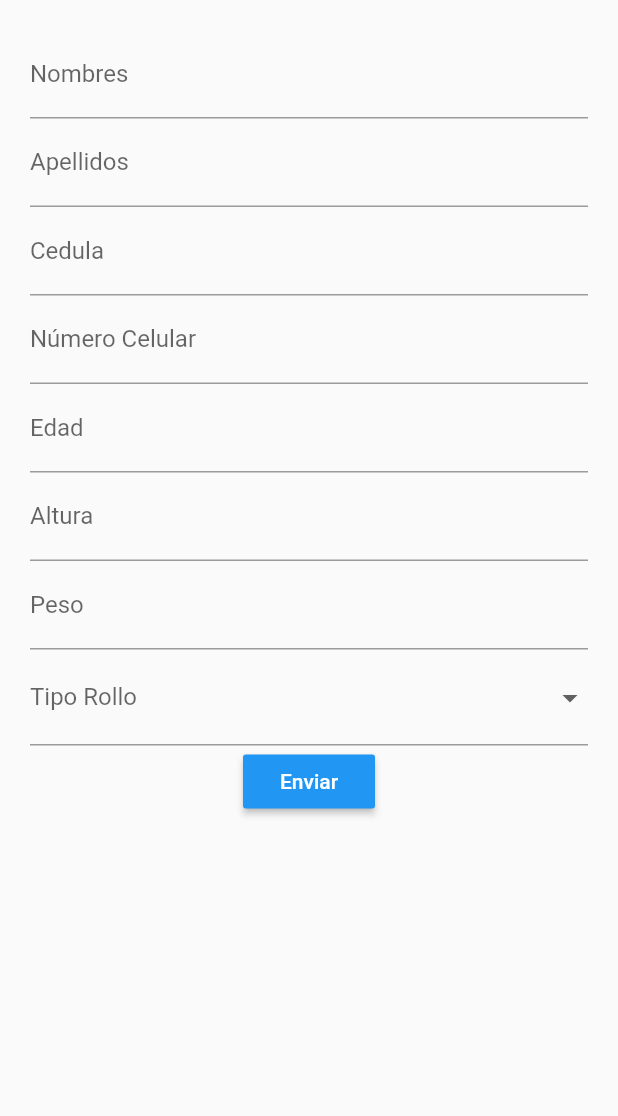
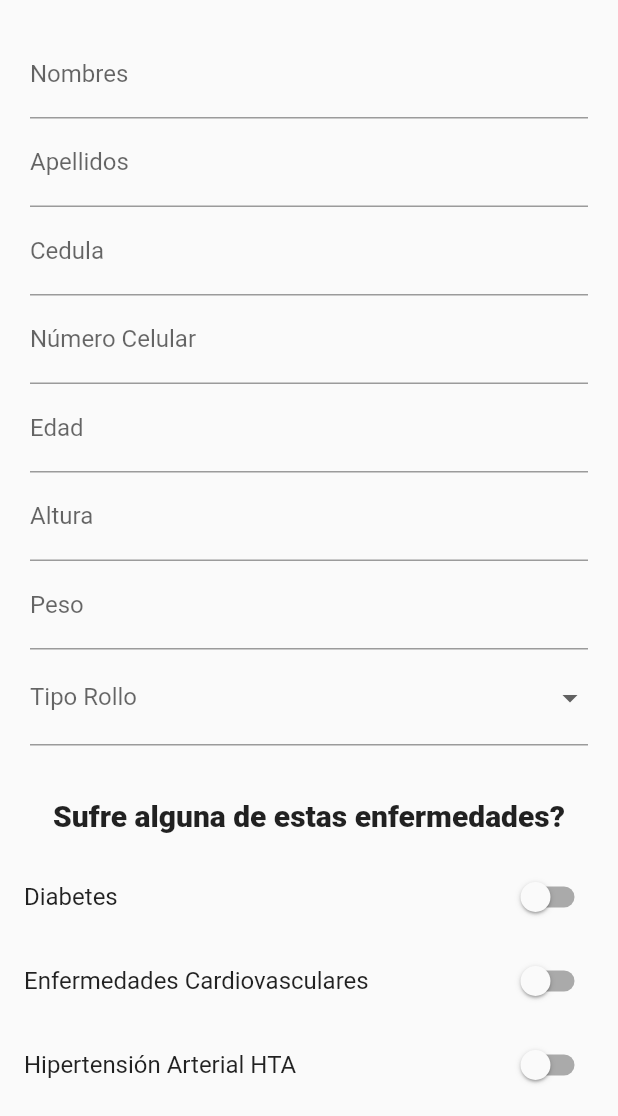
Before and after one commit to Chimbi/reactivate, a Flutter app: the PaginaInicio screen opened by its route, after a tap on "Datos del trabajador", on a phone screen of 412 x 824 dp, the part 120-1236 px from its top. Run offline on Flutter 3.47's test engine with Material 2 defaults, Android fonts, the phone set to English and light mode, and no system bars; our stand-ins replace cloud_firestore, firebase_auth, flutter_swiper, shared_preferences; accounts and stored records are empty.

Commit message:
Slivers Working with SwitchListTile

```diff
--- a/lib/models/empleado.dart
+++ b/lib/models/empleado.dart
@@ -50,7 +50,7 @@ class MorbilidadEmpleado {
   String enfermedad;
   bool diagnostico;
 
-  MorbilidadEmpleado(this.enfermedad, this.diagnostico);
+  MorbilidadEmpleado({this.enfermedad, this.diagnostico});
 
   toJson() {
     return {
--- a/lib/registro_empleado.dart
+++ b/lib/registro_empleado.dart
@@ -8,7 +8,7 @@ class RegistroEmpleado extends StatefulWidget {
 }
 
 class _RegistroEmpleadoState extends State<RegistroEmpleado> {
-  Empleado empleado = Empleado();
+  Empleado empleado = Empleado(morbilidadEmpleado: [MorbilidadEmpleado()]);
   String fuma;
 
   TextEditingController pesoController = TextEditingController();
@@ -23,6 +23,27 @@ class _RegistroEmpleadoState extends State<RegistroEmpleado> {
     "Si",
     "No"
   ];
+
+  List<String> enfermedadesList = [
+    "Diabetes",
+    "Enfermedades Cardiovasculares",
+    "Hipertensión Arterial HTA",
+    "Accidente Cardiovascular ACV",
+    "Enfermedades Inmunosupresoras",
+    "Enfermedades Respiratorias",
+  ];
+
+  List<String> transporteList = [
+    "Bicicleta",
+    "Automovil",
+    "Moto",
+    "Transporte público",
+    "Taxi",
+    "Transporte de la empresa",
+    "A pie"
+  ];
+
+
 
 
   final GlobalKey<FormState> formKey = GlobalKey();
@@ -140,18 +161,39 @@ class _RegistroEmpleadoState extends State<RegistroEmpleado> {
                         );
                       }).toList(),
                     ),
-                    Center(
-                      child: RaisedButton(
-                        color: Colors.blue,
-                        onPressed: handleSubmit,
-                        child: Text("Enviar",style: TextStyle(color: Colors.white),),
-                      ),
-                    )
                   ],
                 ),
               ),
             ),
           ),
+          SliverPadding(
+            padding: const EdgeInsets.all(15.0),
+            sliver: SliverToBoxAdapter(
+              child: Center(child: Text("Sufre alguna de estas enfermedades?",style: TextStyle(fontSize: 20, fontWeight: FontWeight.w800),)),
+            ),
+          ),
+          SliverList(
+            delegate: SliverChildBuilderDelegate((context, index) => _buildList(context, enfermedadesList[index], index),
+            childCount: enfermedadesList.length),),
+          SliverPadding(
+            padding: const EdgeInsets.all(15.0),
+            sliver: SliverToBoxAdapter(
+              child: Center(child: Text("Como se moviliza al trabajo?",style: TextStyle(fontSize: 20, fontWeight: FontWeight.w800),)),
+            ),
+          ),
+          SliverPadding(
+            padding: const EdgeInsets.all(8.0),
+            sliver: SliverToBoxAdapter(
+              child: Center(
+                child: RaisedButton(
+                  color: Colors.blue,
+                  onPressed: handleSubmit,
+                  child: Text("Enviar",style: TextStyle(color: Colors.white),),
+                ),
+              ),
+            ),
+          )
+
         ],
       ),
     );
@@ -173,6 +215,26 @@ class _RegistroEmpleadoState extends State<RegistroEmpleado> {
       });
     }
   }
+
+  Widget _buildList(BuildContext context, String enfermedad, int index) {
+    bool seleccion = false;
+    MorbilidadEmpleado morbilidad;
+    return SwitchListTile(
+      value: seleccion,
+      onChanged: (bool value) {
+        morbilidad = MorbilidadEmpleado(enfermedad: enfermedad, diagnostico: value);
+        print("Morbilidad afuera: ${morbilidad.enfermedad}: ${morbilidad.diagnostico}");
+        setState(() {
+          print("Enfermedad: ${enfermedad}, Diagnostico: ${value}");
+          if(morbilidad != null){
+            //TODO revisar que se guarde la informacion
+            empleado.morbilidadEmpleado?.insert(index, morbilidad);
+          }
+        });
+      },
+      title: Text(enfermedad),
+    );
+  }
 }
 
 /*
--- a/lib/temporal.dart
+++ b/lib/temporal.dart
@@ -134,8 +134,9 @@ class _PaginaInicioState extends State<PaginaInicio> {
                       child: Column(
                         mainAxisAlignment: MainAxisAlignment.center,
                         children: <Widget>[
-                          ListTile(
-                            title: Center(
+                          Padding(
+                            padding: const EdgeInsets.all(8.0),
+                            child: Center(
                               child: Text(
                                 "${menu.name}",
                                 style: TextStyle(
@@ -144,8 +145,8 @@ class _PaginaInicioState extends State<PaginaInicio> {
                                     fontWeight: FontWeight.bold), textAlign: TextAlign.center,
                               ),
                             ),
-                            subtitle: menu.widget,
                           ),
+                          menu.widget
                         ],
                       ),
                     )),
```
